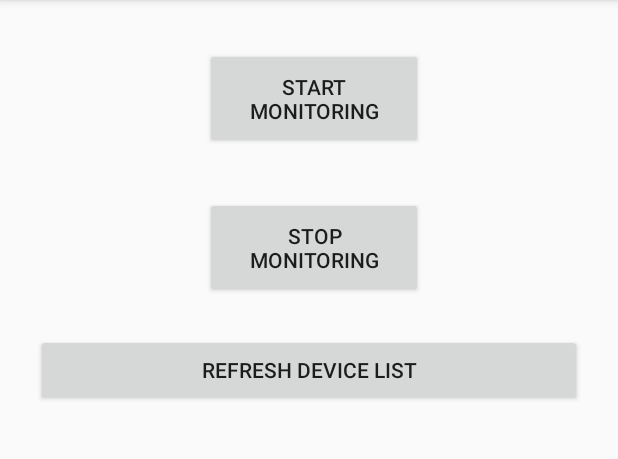
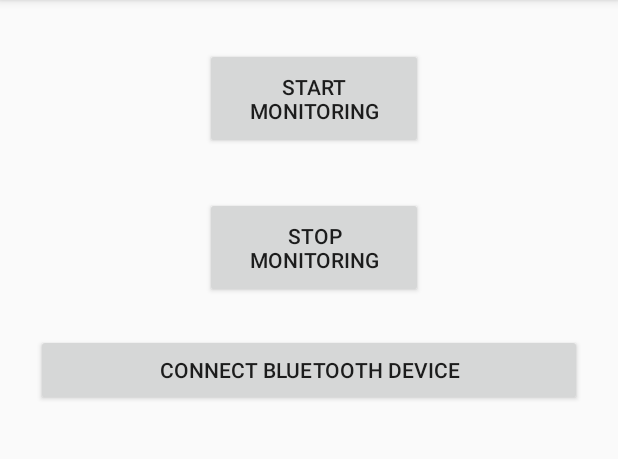
Before and after one commit to sdt216/DoorMonitoringApp, an Android app: the screen it shows after launch (MainActivity), on a phone screen of 412 x 824 dp, the part 84-543 px from its top. Run offline under Robolectric (Android 15) with nearby library versions, the phone set to English and light mode, and no system bars.

Commit message:
Added Bluetooth Service for sending Message (still bug)

```diff
--- a/app/src/main/res/layout/activity_main.xml
+++ b/app/src/main/res/layout/activity_main.xml
@@ -36,11 +36,11 @@
         android:layout_marginStart="24dp"
         android:layout_marginTop="24dp"
         android:layout_marginEnd="24dp"
-        android:text="@string/refresh"
+        android:text="Connect Bluetooth Device"
         app:layout_constraintEnd_toEndOf="parent"
         app:layout_constraintStart_toStartOf="parent"
         app:layout_constraintTop_toBottomOf="@+id/btnStop"
-        tools:text="Connect Bluetooth Device" />
+        />
 
 
 </androidx.constraintlayout.widget.ConstraintLayout>
```
